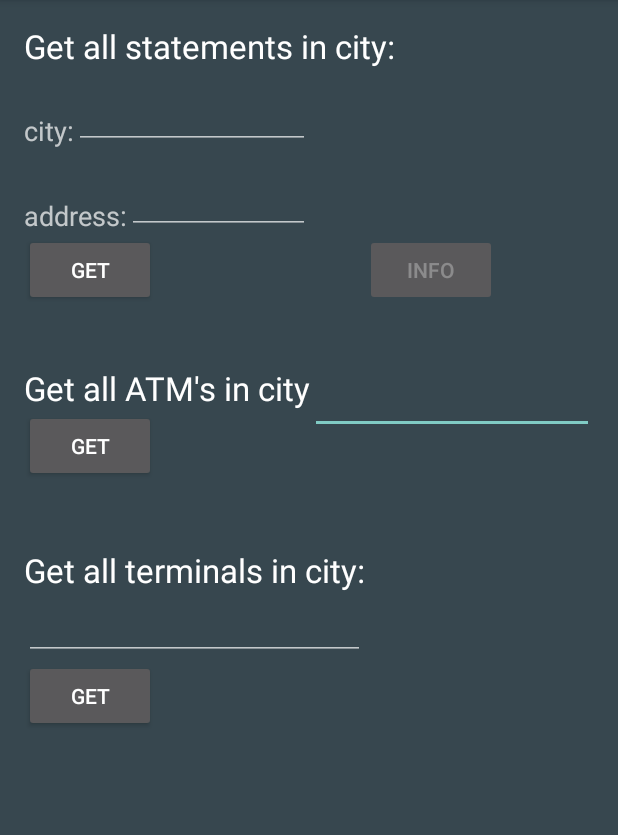
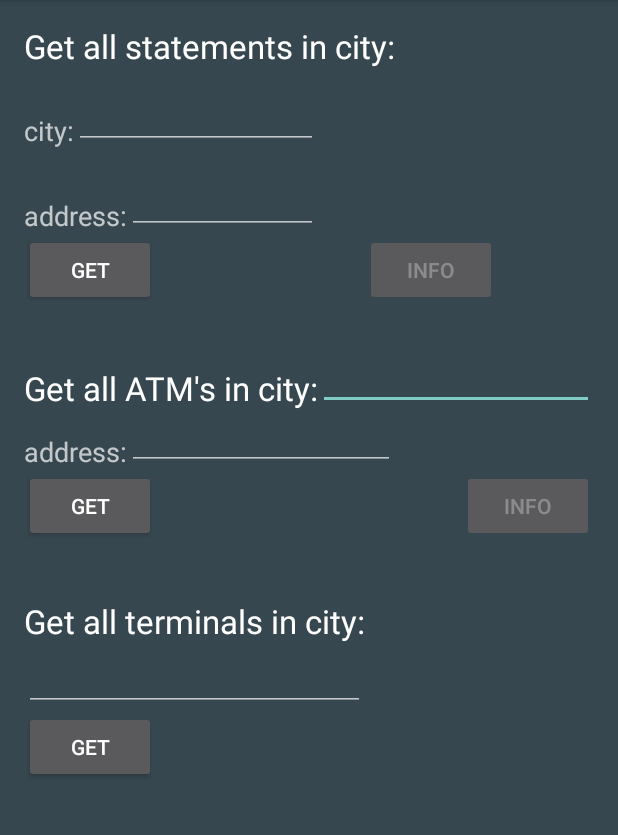
Before and after one commit to DZordered/PrivatHelper, an Android app: the screen it shows after launch (MainActivity), on a phone screen of 412 x 824 dp, the part 84-919 px from its top. Run offline under Robolectric (Android 15) with nearby library versions, the phone set to English and light mode, and no system bars.

Commit message:
Added possibility to search ATM's in city what user enter (and address optional)and mapping it on Google Maps

```diff
--- a/app/src/main/java/com/example/denis/privathelper/MainActivity.java
+++ b/app/src/main/java/com/example/denis/privathelper/MainActivity.java
@@ -10,7 +10,10 @@ import android.widget.TextView;
 import android.widget.Toast;
 
 
+import com.example.denis.privathelper.activities.InfoAtmLaunch;
 import com.example.denis.privathelper.activities.InfoLaunchActivity;
+import com.example.denis.privathelper.pojos.AtmDevice;
+import com.example.denis.privathelper.pojos.AtmResponse;
 import com.example.denis.privathelper.pojos.Statement;
 import com.example.denis.privathelper.retro_util.ApiUtils;
 
@@ -22,64 +25,147 @@ import retrofit2.Response;
 import retrofit2.Retrofit;
 import retrofit2.converter.gson.GsonConverterFactory;
 
+/**
+ * Main activity what provide opportunity to edit
+ * address and city (or just city) and find departments,
+ * ATM's and terminals of PrivatBank.
+ */
 public class MainActivity extends AppCompatActivity {
 
+    /**
+     * Base URL of PrivatBank api
+     */
     public static final String PRIVAT_API= "https://api.privatbank.ua";
-    private TextView statementsInfo;
-    private TextView atmInfo;
-    private TextView terminalsInfo;
 
+    /**
+     * The name of the city, which the user enters to find departments in it
+     */
     private EditText editCity;
+    /**
+     * The address in city (street)
+     */
     private EditText editAddress;
-    private EditText editAtm;
-    private EditText editTerminals;
+    /**
+     * The name of the city, which the user enters to find terminals in it
+     */
+    private EditText editAtmCity;
+    /**
+     * The address in city (street)
+     */
+    private EditText editAtmAddress;
+    private EditText editTerminals; // NOP in that version
 
+    /**
+     * Get all departments on click
+     */
     private Button getStatements;
+
+    /**
+     * Get all ATM's on click
+     */
     private Button getAtms;
-    private Button getTerminals;
+    /**
+     * Go to info about (list of) ATM's
+     */
+    private Button toInfoAtmButton;
+    /**
+     * Go to info about (list of) departments
+     */
     private Button toInfo;
 
+    /**
+     * List of Statements(departments, of course) what we get from response
+     */
     public ArrayList<Statement> statementList;
+    /**
+     * List of ATM devices what we get from response
+     */
+    public ArrayList<AtmDevice> atmDevices;
+    /**
+     * High hierarchy object, what we get from response
+     */
+    public AtmResponse atmResponse;
 
     @Override
     protected void onCreate(Bundle savedInstanceState) {
         super.onCreate(savedInstanceState);
         setContentView(R.layout.activity_main);
 
+        // set view components
         setComponents();
 
 
     }
 
     public void setComponents(){
-        statementsInfo = (TextView) findViewById(R.id.stateInfo);
         editCity = (EditText) findViewById(R.id.editCity);
         editAddress = (EditText) findViewById(R.id.editAddress);
+        editAtmAddress = (EditText) findViewById(R.id.addressAtmEdit);
+        editAtmCity = (EditText) findViewById(R.id.editAtmCity);
+
         getStatements = (Button) findViewById(R.id.getStatementsButton);
         getStatements.setOnClickListener(new View.OnClickListener() {
             @Override
             public void onClick(View v) {
+
+                // request to privat api
                 getStatementsFromAPI();
             }
         });
-        toInfo = (Button) findViewById(R.id.toMapButton);
+        toInfo = (Button) findViewById(R.id.toInfoButton);
         if (toInfo != null) {
             toInfo.setEnabled(false);
         }
         toInfo.setOnClickListener(new View.OnClickListener() {
             @Override
             public void onClick(View v) {
+
+                // go to list with our departments
                 toInfoActivity();
+            }
+        });
+
+        getAtms = (Button) findViewById(R.id.getAtmsButton);
+        getAtms.setOnClickListener(new View.OnClickListener() {
+            @Override
+            public void onClick(View v) {
+
+                // request to privat api
+                getAtms();
+            }
+        });
+
+        toInfoAtmButton = (Button) findViewById(R.id.toInfoAtmButton);
+        if(toInfoAtmButton != null) {
+            toInfoAtmButton.setEnabled(false);
+        }
+        toInfoAtmButton.setOnClickListener(new View.OnClickListener() {
+            @Override
+            public void onClick(View v) {
+
+                // go to list with ATM's
+                toAtmInfoActivity();
             }
         });
     }
 
+    /**
+     * Method what use Retrofit for getting response
+     * from Privat API (in JSON output)
+     */
     public void getStatementsFromAPI(){
+
+        // Build retrofit instance with base url and gson factory
         Retrofit retrofit = new Retrofit.Builder()
                 .baseUrl(PRIVAT_API)
                 .addConverterFactory(GsonConverterFactory.create())
                 .build();
+
+        //Create instance of our interface what hold GET methods
         ApiUtils apiUtils = retrofit.create(ApiUtils.class);
+
+        //Create 'Call' instance, what contains Statement(Department)
+        //objects with specific fields
         Call<ArrayList<Statement>> call = apiUtils.getStatementsFromApi(editCity.getText()
                                                                     .toString(),
                                                                     editAddress.getText()
@@ -105,7 +191,35 @@ public class MainActivity extends AppCompatActivity {
 
     }
 
+    public void getAtms(){
+        Retrofit retrofit = new Retrofit.Builder()
+                .baseUrl(PRIVAT_API)
+                .addConverterFactory(GsonConverterFactory.create())
+                .build();
+        ApiUtils atmUtils = retrofit.create(ApiUtils.class);
+        final Call<AtmResponse> atmResponseCall = atmUtils.getAtms(editAtmAddress.getText().toString(),
+                                                             editAtmCity.getText().toString());
+        atmResponseCall.enqueue(new Callback<AtmResponse>() {
+            @Override
+            public void onResponse(Call<AtmResponse> call, Response<AtmResponse> response) {
+                atmResponse = response.body();
+
+                atmDevices =(ArrayList<AtmDevice>) atmResponse.devices;
+
+                if(atmResponse != null) toInfoAtmButton.setEnabled(true);
+            }
+
+            @Override
+            public void onFailure(Call<AtmResponse> call, Throwable t) {
+                t.getStackTrace();
+            }
+        });
+    }
+
     public void toInfoActivity(){
         startActivity(new Intent(this, InfoLaunchActivity.class).putExtra("stateList", statementList));
     }
+    public void toAtmInfoActivity(){
+        startActivity(new Intent(this, InfoAtmLaunch.class).putExtra("atmList", atmDevices));
+    }
 }
--- a/app/src/main/java/com/example/denis/privathelper/retro_util/ApiUtils.java
+++ b/app/src/main/java/com/example/denis/privathelper/retro_util/ApiUtils.java
@@ -1,6 +1,7 @@
 package com.example.denis.privathelper.retro_util;
 
 
+import com.example.denis.privathelper.pojos.AtmResponse;
 import com.example.denis.privathelper.pojos.GeometryData;
 import com.example.denis.privathelper.pojos.Location;
 import com.example.denis.privathelper.pojos.Statement;
@@ -20,4 +21,9 @@ public interface ApiUtils {
     @GET("maps/api/geocode/json")
     Call<GeometryData> getGeoData(@Query("address") String address,
                                   @Query("key") String key);
+
+    @GET("/p24api/infrastructure?json&atm")
+    Call<AtmResponse> getAtms(@Query("address") String address,
+                              @Query("city") String city);
+
 }
--- a/app/src/main/res/layout/activity_main.xml
+++ b/app/src/main/res/layout/activity_main.xml
@@ -31,7 +31,7 @@
         android:layout_width="wrap_content"
         android:layout_height="wrap_content"
         android:textAppearance="?android:attr/textAppearanceLarge"
-        android:text="Get all ATM&apos;s in city"
+        android:text="Get all ATM&apos;s in city:"
         android:id="@+id/atmInfo"
         android:layout_marginTop="40dp"
         android:layout_below="@+id/getStatementsButton"
@@ -41,15 +41,16 @@
         android:layout_width="wrap_content"
         android:layout_height="wrap_content"
         android:id="@+id/editAtmCity"
-        android:layout_alignTop="@+id/atmInfo"
+        android:layout_above="@+id/getAtmsButton"
         android:layout_alignParentEnd="true"
-        android:layout_toEndOf="@+id/atmInfo" />
+        android:layout_toEndOf="@+id/editCity" />
 
     <Button
         android:layout_width="wrap_content"
         android:layout_height="wrap_content"
         android:text="Get"
-        android:id="@+id/button2"
+        android:id="@+id/getAtmsButton"
+        android:layout_marginTop="40dp"
         android:layout_below="@+id/atmInfo"
         android:layout_alignParentStart="true" />
 
@@ -59,9 +60,9 @@
         android:textAppearance="?android:attr/textAppearanceLarge"
         android:text="Get all terminals in city:"
         android:id="@+id/terminalsInfo"
-        android:layout_below="@+id/button2"
-        android:layout_alignStart="@+id/button2"
-        android:layout_marginTop="44dp" />
+        android:layout_below="@+id/getAtmsButton"
+        android:layout_alignParentStart="true"
+        android:layout_marginTop="38dp" />
 
     <EditText
         android:layout_width="wrap_content"
@@ -119,7 +120,32 @@
         android:layout_width="wrap_content"
         android:layout_height="wrap_content"
         android:text="Info"
-        android:id="@+id/toMapButton"
+        android:id="@+id/toInfoButton"
         android:layout_alignBottom="@+id/getStatementsButton"
         android:layout_toEndOf="@+id/terminalsInfo" />
+
+    <Button
+        android:layout_width="wrap_content"
+        android:layout_height="wrap_content"
+        android:text="info"
+        android:id="@+id/toInfoAtmButton"
+        android:layout_alignTop="@+id/getAtmsButton"
+        android:layout_alignEnd="@+id/editAtmCity" />
+
+    <TextView
+        android:layout_width="wrap_content"
+        android:layout_height="wrap_content"
+        android:textAppearance="?android:attr/textAppearanceMedium"
+        android:text="address:"
+        android:id="@+id/textView2"
+        android:layout_above="@+id/toInfoAtmButton"
+        android:layout_toStartOf="@+id/editAddress" />
+
+    <EditText
+        android:layout_width="wrap_content"
+        android:layout_height="wrap_content"
+        android:id="@+id/addressAtmEdit"
+        android:layout_above="@+id/toInfoAtmButton"
+        android:layout_alignStart="@+id/editAddress"
+        android:layout_alignEnd="@+id/stateInfo" />
 </RelativeLayout>
```
Also changed, not shown: app/src/main/AndroidManifest.xml (+12 -8 lines), app/src/main/java/com/example/denis/privathelper/activities/InfoAtmLaunch.java (added, +70 -0 lines), app/src/main/java/com/example/denis/privathelper/activities/InfoLaunchActivity.java (+5 -6 lines), app/src/main/java/com/example/denis/privathelper/adapter/AtmAdapter.java (added, +47 -0 lines), app/src/main/java/com/example/denis/privathelper/pojos/AtmDevice.java (added, +52 -0 lines), app/src/main/java/com/example/denis/privathelper/pojos/AtmResponse.java (added, +12 -0 lines), app/src/main/res/layout/activity_info_atm_launch.xml (added, +28 -0 lines), app/src/main/res/layout/atm_items.xml (added, +33 -0 lines).
